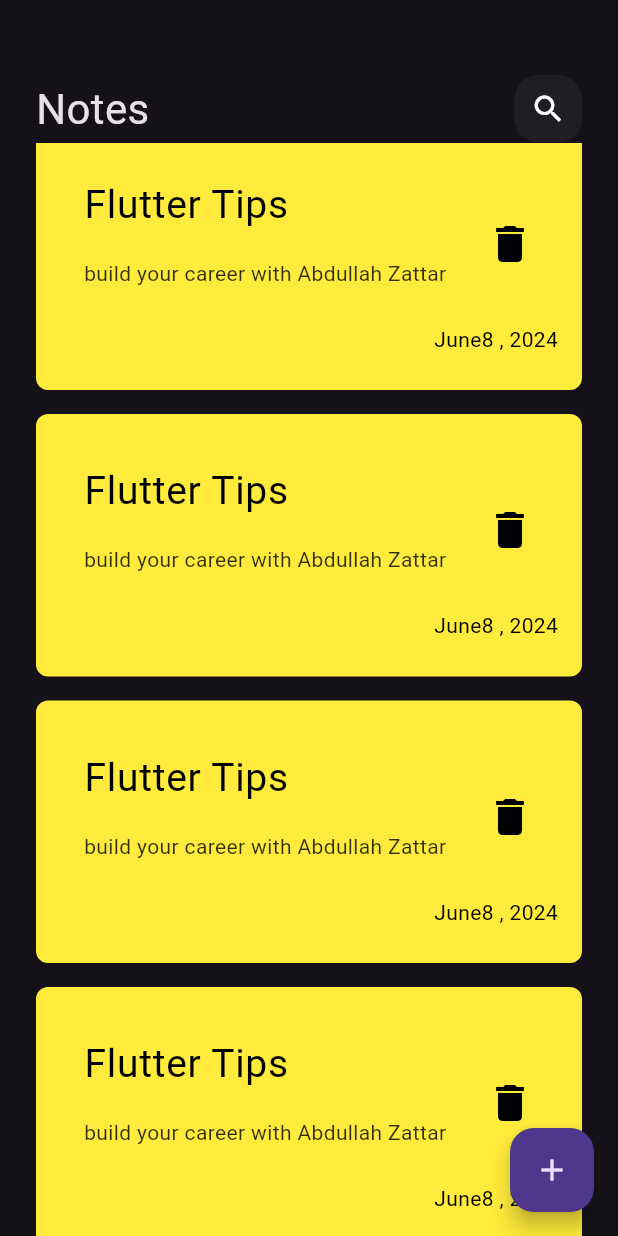
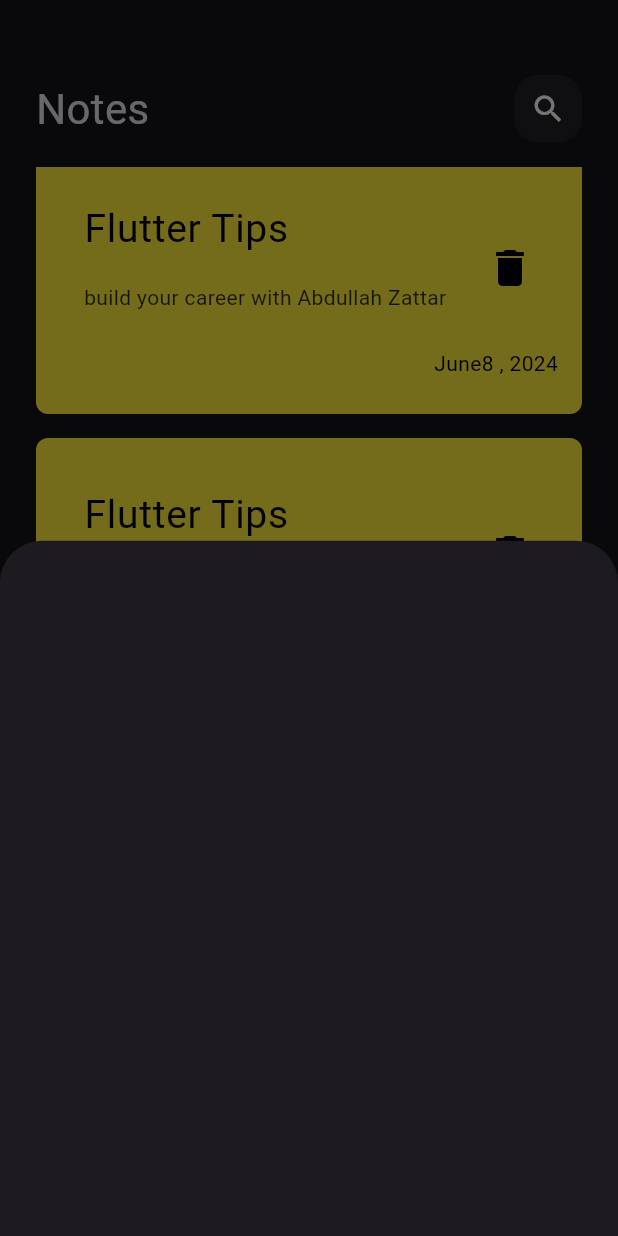
Before and after one commit to Zattar23/Notes_App, a Flutter app: the screen it shows after launch, scrolled down 3456 dp, after a tap on the "add" icon, on a phone screen of 412 x 824 dp. Run offline on Flutter 3.47's test engine with Material 3 defaults, Android fonts, the phone set to English and light mode, and no system bars.

Commit message:
show bottom Sheet

```diff
--- a/lib/views/Widgets/Nots_ListView.dart
+++ b/lib/views/Widgets/Nots_ListView.dart
@@ -6,13 +6,16 @@ class NotesListView extends StatelessWidget {
   final data = const [];
   @override
   Widget build(BuildContext context) {
-    return ListView.builder(
+    return Padding(
+      padding: const EdgeInsets.symmetric(vertical: 16),
+      child: ListView.builder(
         itemBuilder: (context, index) {
           return Padding(
             padding: const EdgeInsets.symmetric(vertical: 8),
             child: const NoteItem(),
           );
         },
+      ),
     );
   }
 }
--- /dev/null
+++ b/lib/views/Widgets/add_Note_bottomSheet.dart
@@ -0,0 +1,10 @@
+import 'package:flutter/material.dart';
+
+class AddNoteBottomSheet extends StatelessWidget {
+  const AddNoteBottomSheet({super.key});
+
+  @override
+  Widget build(BuildContext context) {
+    return Container();
+  }
+}
--- a/lib/views/notes_view.dart
+++ b/lib/views/notes_view.dart
@@ -1,5 +1,6 @@
 import 'package:flutter/material.dart';
 import 'package:notsapp/views/Widgets/Notes_View_body.dart';
+import 'package:notsapp/views/Widgets/add_Note_bottomSheet.dart';
 
 class NotesView extends StatelessWidget {
   const NotesView({super.key});
@@ -8,7 +9,13 @@ class NotesView extends StatelessWidget {
   Widget build(BuildContext context) {
     return Scaffold(
       floatingActionButton: FloatingActionButton(
-        onPressed: () {},
+        onPressed: () {
+          showModalBottomSheet(
+              context: context,
+              builder: (builder) {
+                return AddNoteBottomSheet();
+              });
+        },
         child: Icon(Icons.add),
       ),
       body: const NotesViewBody(),
```
Lines whose indentation alone changed are shown as unchanged.
